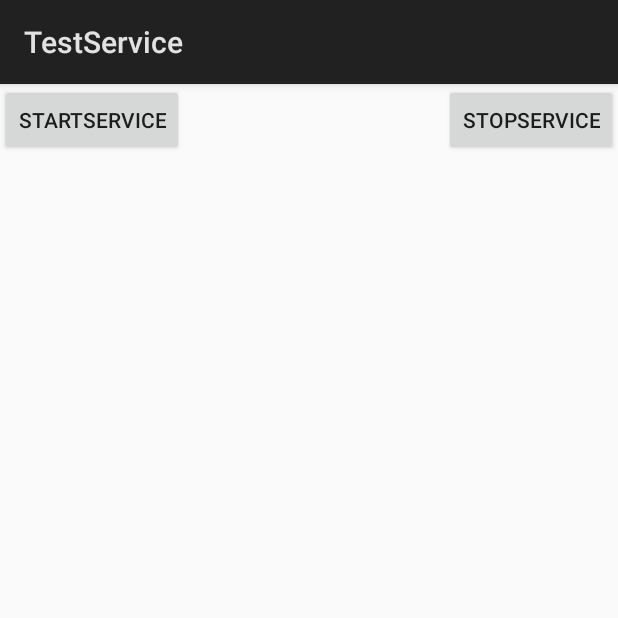
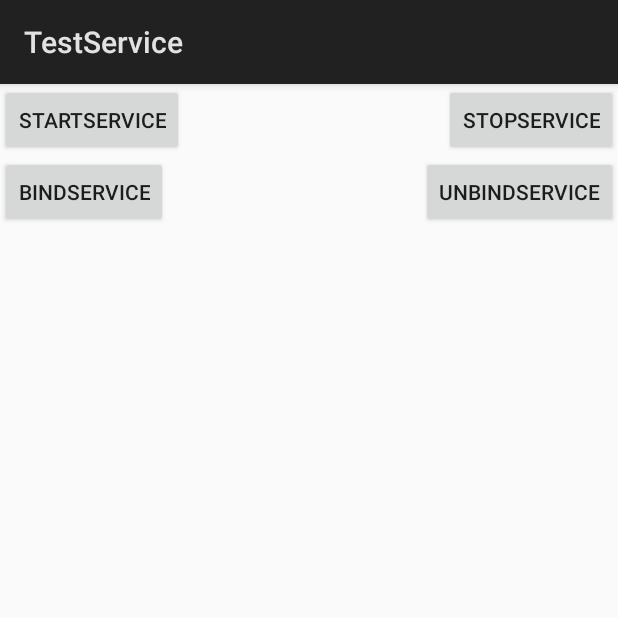
Before and after one commit to baishiming/TestService, an Android app: the screen it shows after launch (MainActivity before the commit, DemoActivity after it), after a tap on "STOPSERVICE", on a phone screen of 412 x 824 dp, the top half of it. Run offline under Robolectric (Android 15) with nearby library versions, the phone set to English and light mode, and no system bars.

Commit message:
test bindService

```diff
--- a/app/src/main/AndroidManifest.xml
+++ b/app/src/main/AndroidManifest.xml
@@ -9,7 +9,7 @@
         android:roundIcon="@mipmap/ic_launcher_round"
         android:supportsRtl="true"
         android:theme="@style/AppTheme">
-        <activity android:name=".MainActivity">
+        <activity android:name=".DemoActivity">
             <intent-filter>
                 <action android:name="android.intent.action.MAIN" />
 
--- /dev/null
+++ b/app/src/main/java/com/baishiming/test/testservice/DemoActivity.java
@@ -0,0 +1,92 @@
+package com.baishiming.test.testservice;
+
+import android.app.Activity;
+import android.app.Service;
+import android.content.ComponentName;
+import android.content.Intent;
+import android.content.ServiceConnection;
+import android.os.Bundle;
+import android.os.IBinder;
+import android.util.Log;
+import android.view.View;
+import android.widget.Button;
+
+public class DemoActivity extends Activity implements View.OnClickListener {
+
+    private static final String TAG = "DemoActivity";
+    private TestService services;
+
+    private ServiceConnection conn;
+    private Button startService;
+    private Button stopService;
+    private Button bindService;
+    private Button unbindService;
+
+    @Override
+    protected void onCreate(Bundle savedInstanceState) {
+        super.onCreate(savedInstanceState);
+        setContentView(R.layout.activity_main);
+        initView();
+        initData();
+    }
+
+    private void initView() {
+        startService = (Button) findViewById(R.id.startService);
+        stopService = (Button) findViewById(R.id.stopService);
+
+        startService.setOnClickListener(this);
+        stopService.setOnClickListener(this);
+        bindService = (Button) findViewById(R.id.bindService);
+        bindService.setOnClickListener(this);
+        unbindService = (Button) findViewById(R.id.unbindService);
+        unbindService.setOnClickListener(this);
+    }
+
+    @Override
+    public void onClick(View v) {
+        switch (v.getId()) {
+            case R.id.startService:
+                Intent start = new Intent(this, TestService.class);
+                startService(start);
+                break;
+            case R.id.stopService:
+                Intent stop = new Intent(this, TestService.class);
+                stopService(stop);
+                break;
+            case R.id.bindService:
+                //绑定服务
+                Intent intent = new Intent(this, TestService.class);
+                bindService(intent,conn, Service.BIND_AUTO_CREATE);
+                break;
+            case R.id.unbindService:
+                //解绑服务
+                Intent intent1 = new Intent(this, TestService.class);
+                unbindService(conn);
+                break;
+        }
+    }
+
+
+    /**
+     * 里面主要是为了实现一个可以从service的回调接口
+     */
+    public void initData() {
+        conn = new ServiceConnection() {
+            @Override
+            public void onServiceConnected(ComponentName componentName, IBinder iBinder) {
+                TestService.LocalBinder binder = (TestService.LocalBinder) iBinder;
+                binder.start();
+                binder.end();
+                services = binder.getServices();
+                services.myWay();
+            }
+
+            @Override
+            public void onServiceDisconnected(ComponentName componentName) {
+                services = null;
+                Log.e(TAG, "onServiceDisconnected:");
+            }
+        };
+    }
+
+}
--- a/app/src/main/java/com/baishiming/test/testservice/MainActivity.java
+++ /dev/null
@@ -1,42 +0,0 @@
-package com.baishiming.test.testservice;
-
-import android.app.Activity;
-import android.content.Intent;
-import android.os.Bundle;
-import android.view.View;
-import android.widget.Button;
-
-public class MainActivity extends Activity implements View.OnClickListener {
-
-    private Button startService;
-    private Button stopService;
-
-    @Override
-    protected void onCreate(Bundle savedInstanceState) {
-        super.onCreate(savedInstanceState);
-        setContentView(R.layout.activity_main);
-        initView();
-    }
-
-    private void initView() {
-        startService = (Button) findViewById(R.id.startService);
-        stopService = (Button) findViewById(R.id.stopService);
-
-        startService.setOnClickListener(this);
-        stopService.setOnClickListener(this);
-    }
-
-    @Override
-    public void onClick(View v) {
-        switch (v.getId()) {
-            case R.id.startService:
-                Intent start = new Intent(this,TestService.class);
-                startService(start);
-                break;
-            case R.id.stopService:
-                Intent stop = new Intent(this,TestService.class);
-                stopService(stop);
-                break;
-        }
-    }
-}
--- a/app/src/main/res/layout/activity_main.xml
+++ b/app/src/main/res/layout/activity_main.xml
@@ -5,7 +5,7 @@
     android:layout_width="match_parent"
     android:layout_height="match_parent"
     android:orientation="vertical"
-    tools:context=".MainActivity">
+    tools:context=".DemoActivity">
 
     <RelativeLayout
         android:layout_width="match_parent"
@@ -27,4 +27,24 @@
 
     </RelativeLayout>
 
+    <RelativeLayout
+        android:layout_width="match_parent"
+        android:layout_height="wrap_content">
+
+        <Button
+            android:id="@+id/bindService"
+            android:layout_width="wrap_content"
+            android:layout_height="wrap_content"
+            android:text="bindService"/>
+
+
+        <Button
+            android:id="@+id/unbindService"
+            android:layout_width="wrap_content"
+            android:layout_height="wrap_content"
+            android:layout_alignParentRight="true"
+            android:text="unbindService"/>
+
+    </RelativeLayout>
+
 </LinearLayout>
```
Also changed, not shown: app/src/main/java/com/baishiming/test/testservice/TestService.java (+29 -1 lines), 1 other file.
